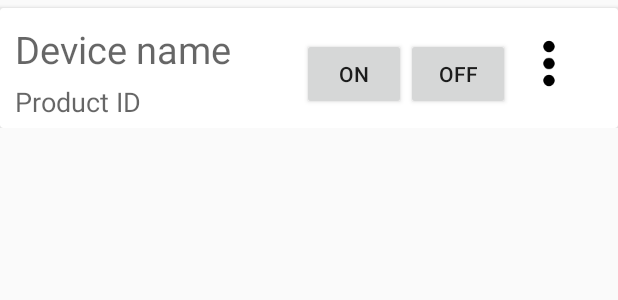
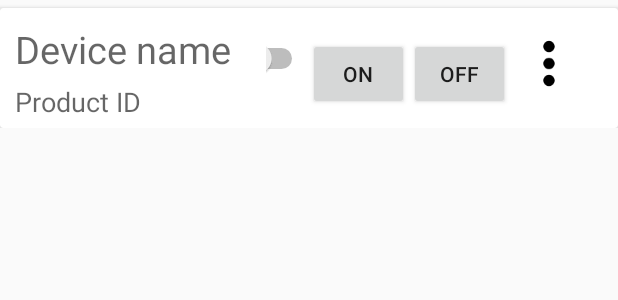
Before and after one commit to ssk-karna/AutoLights_app, an Android app: the layout row_layout.xml on its own in the app's theme, with its tools: preview values and no code run, on a phone screen of 412 x 824 dp. Shown: the top 300 px of the screen. Run offline under Robolectric (Android 15) with nearby library versions, the phone set to English and light mode, and no system bars; Roboto replaces fonts that are not available here.

Commit message:
Adding Toggle Button

```diff
--- a/app/src/main/java/com/truedevelopment/autolight/AddDevice.java
+++ b/app/src/main/java/com/truedevelopment/autolight/AddDevice.java
@@ -144,10 +144,8 @@ public class AddDevice extends AppCompatActivity {
             @Override
             public void onDataChange(@NonNull DataSnapshot snapshot) {
                 if (snapshot.exists()){
-
                     productID.setError(null);
                     productID.setErrorEnabled(false);
-
 
                     String productKeyFromDB = snapshot.child(userEnteredProductID).child("productKey").getValue(String.class);
 
@@ -167,7 +165,6 @@ public class AddDevice extends AppCompatActivity {
                                 if (snapshot.exists()){
                                     maxProductCount = (int) snapshot.getChildrenCount();
                                 }
-
                             }
 
                             @Override
@@ -183,7 +180,7 @@ public class AddDevice extends AppCompatActivity {
                                     reference_user.child(userEnteredProductID).child("ProductID").setValue(userEnteredProductID);
                                     reference_user.child(userEnteredProductID).child("nickname").setValue(userEnteredNickname);
                                     Toast.makeText(AddDevice.this, "Device added", Toast.LENGTH_SHORT).show();
-                                    reference_devices.child(username).child("email").setValue(email);
+                                    reference_devices.child(uid).child("email").setValue(email);
                                 }
                                 else{
                                     Toast.makeText(AddDevice.this, "Device Already added", Toast.LENGTH_SHORT).show();
--- a/app/src/main/java/com/truedevelopment/autolight/theViewholder.java
+++ b/app/src/main/java/com/truedevelopment/autolight/theViewholder.java
@@ -3,6 +3,7 @@ package com.truedevelopment.autolight;
 import android.view.View;
 import android.widget.Button;
 import android.widget.ImageView;
+import android.widget.Switch;
 import android.widget.TextView;
 
 import androidx.annotation.NonNull;
@@ -11,6 +12,7 @@ import androidx.recyclerview.widget.RecyclerView;
 class theViewholder extends RecyclerView.ViewHolder {
     public TextView devicename,deviceid;
     public Button On, Off;
+    public Switch aswitch;
     ImageView popUpMenu;
     public theViewholder(@NonNull View itemView) {
         super(itemView);
@@ -19,5 +21,6 @@ class theViewholder extends RecyclerView.ViewHolder {
         On = itemView.findViewById(R.id.btnON);
         Off = itemView.findViewById(R.id.btnOFF);
         popUpMenu = itemView.findViewById(R.id.menuMore);
+        aswitch = itemView.findViewById(R.id.power_switch);
     }
 }
--- a/app/src/main/res/layout/row_layout.xml
+++ b/app/src/main/res/layout/row_layout.xml
@@ -49,6 +49,16 @@
             android:layout_weight="1"
             android:orientation="horizontal">
 
+            <Switch
+                android:id="@+id/power_switch"
+                android:layout_width="wrap_content"
+                android:layout_height="wrap_content"
+                android:layout_weight="1"
+                android:textOff="off"
+                android:textOn="on"
+                android:checked="false"
+                 />
+
             <Button
                 android:id="@+id/btnON"
                 android:layout_width="wrap_content"
```
Also changed, not shown: app/src/main/java/com/truedevelopment/autolight/HomePage.java (+49 -3 lines).
